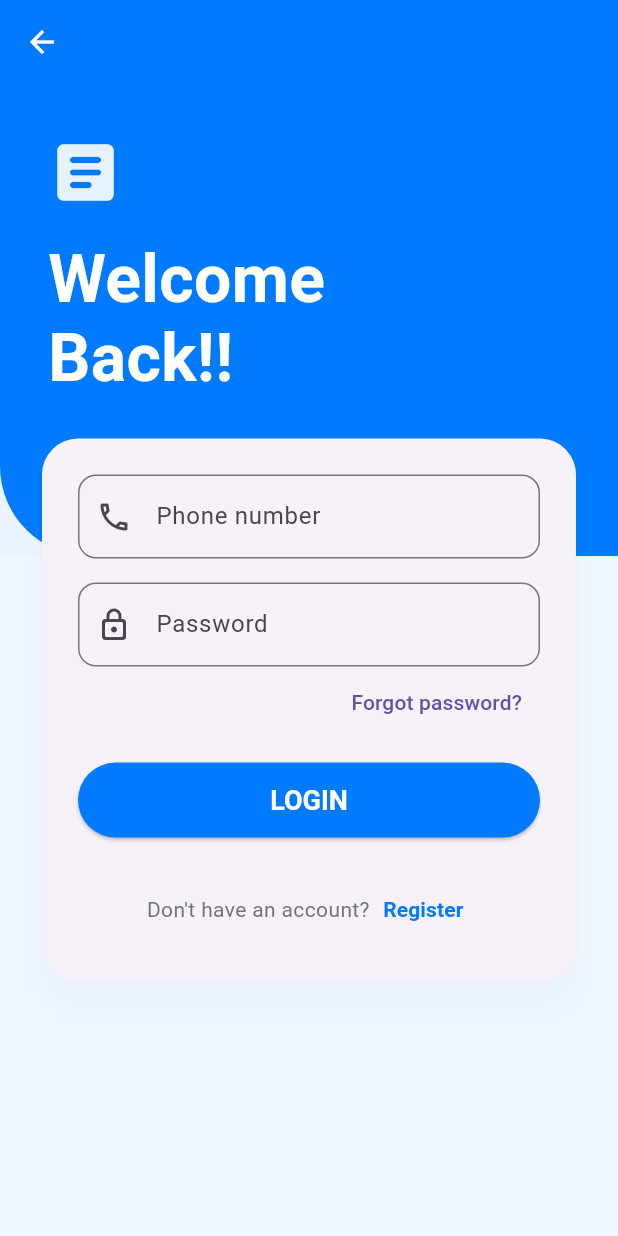
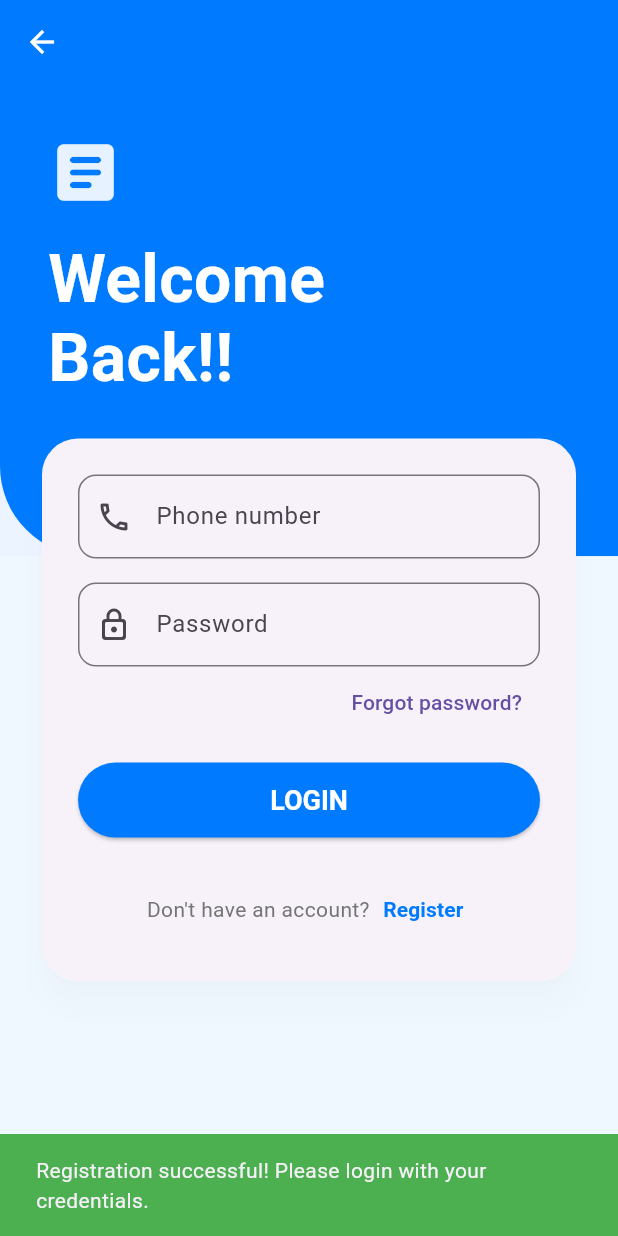
Before and after one commit to johan-droid/ai-resume-building, a Flutter app: the LoginScreen screen opened directly, on a phone screen of 412 x 824 dp. Run offline on Flutter 3.47's test engine with Material 3 defaults, Android fonts, the phone set to English and light mode, and no system bars; our stand-ins replace file_picker, shared_preferences; accounts and stored records are empty.

Commit message:
Fix: Add missing registrationSuccessful parameter to LoginScreen

```diff
--- a/lib/screens/auth/login_screen.dart
+++ b/lib/screens/auth/login_screen.dart
@@ -4,7 +4,9 @@ import 'package:rezume_app/screens/auth/registration_screen.dart';
 import 'package:rezume_app/screens/auth/forgot_password_screen.dart';
 
 class LoginScreen extends StatefulWidget {
-  const LoginScreen({super.key});
+  final bool registrationSuccessful;
+
+  const LoginScreen({super.key, this.registrationSuccessful = false});
 
   @override
   State<LoginScreen> createState() => _LoginScreenState();
@@ -15,6 +17,23 @@ class _LoginScreenState extends State<LoginScreen> {
   final _formKey = GlobalKey<FormState>();
   final _phoneController = TextEditingController();
   final _passwordController = TextEditingController();
+
+  @override
+  void initState() {
+    super.initState();
+    // Show success message if coming from registration
+    if (widget.registrationSuccessful) {
+      WidgetsBinding.instance.addPostFrameCallback((_) {
+        ScaffoldMessenger.of(context).showSnackBar(
+          const SnackBar(
+            content: Text('Registration successful! Please login with your credentials.'),
+            backgroundColor: Colors.green,
+            duration: Duration(seconds: 3),
+          ),
+        );
+      });
+    }
+  }
 
   @override
   void dispose() {
```
